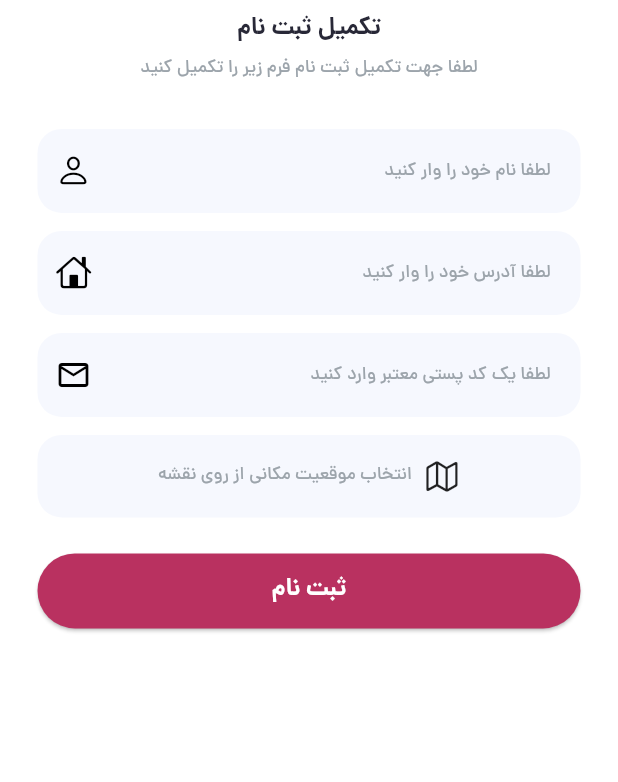
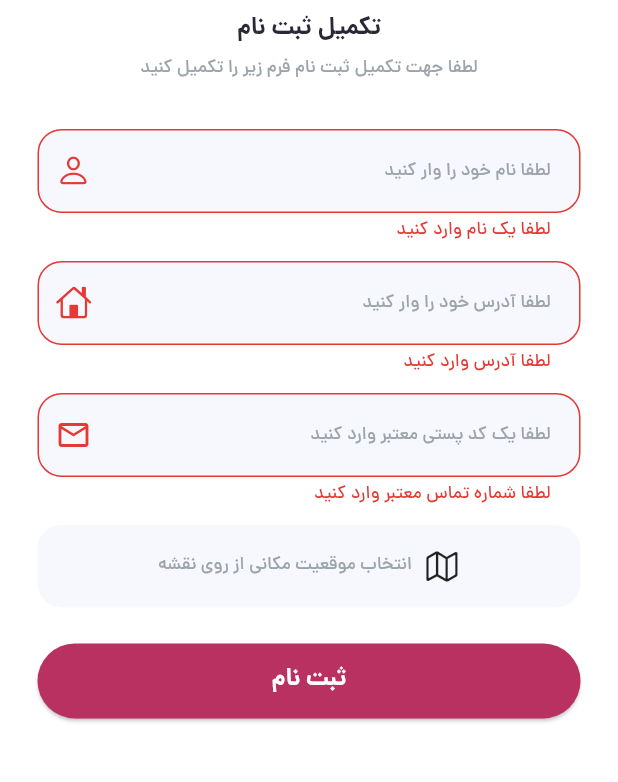
Before and after one commit to mohammad-dehghanifard/FlutterWatchStore, a Flutter app: the screen it shows after launch, after a tap on "ثبت نام", on a phone screen of 412 x 824 dp, the part 151-933 px from its top. Run offline on Flutter 3.47's test engine with Material 3 defaults, Android fonts, the phone set to English and light mode, and no system bars; our stand-ins replace bloc, dio, equatable, flutter_bloc, flutter_map, flutter_svg and 7 more; generated files the repository leaves out were written again; network calls fail.

Commit message:
impl validate register forms

```diff
--- a/lib/core/widgets/watch_text_field.dart
+++ b/lib/core/widgets/watch_text_field.dart
@@ -30,6 +30,14 @@ class WatchTextField extends StatelessWidget {
           borderSide: BorderSide.none,
           borderRadius: BorderRadius.circular(16)
         ),
+        errorBorder: OutlineInputBorder(
+            borderSide: BorderSide(color: Theme.of(context).colorScheme.error),
+            borderRadius: BorderRadius.circular(16)
+        ),
+        focusedErrorBorder: OutlineInputBorder(
+            borderSide: BorderSide(color: Theme.of(context).colorScheme.error),
+            borderRadius: BorderRadius.circular(16)
+        ),
         focusedBorder: OutlineInputBorder(
           borderSide: BorderSide(color:Theme.of(context).colorScheme.primary ),
           borderRadius: BorderRadius.circular(16)
--- a/lib/features/auth/presentation/forms/register_forms.dart
+++ b/lib/features/auth/presentation/forms/register_forms.dart
@@ -22,7 +22,7 @@ class RegisterForms {
     return null;
   }
 
-  String? validatePhone(String? value) {
+  String? validatePostalCode(String? value) {
     if (value == null || value.isEmpty) {
       return "لطفا شماره تماس معتبر وارد کنید";
     } else if(value.length < 10) {
--- a/lib/features/auth/presentation/pages/register_page.dart
+++ b/lib/features/auth/presentation/pages/register_page.dart
@@ -42,20 +42,33 @@ class RegisterScreen extends StatelessWidget {
                     Text("لطفا جهت تکمیل ثبت نام فرم زیر را تکمیل کنید",
                         style: textTheme.bodySmall),
                     32.0.height,
-                    const WatchTextField(
+                     // forms
+                     Form(
+                       key: registerForm.formKey,
+                         child: Column(
+                           children: [
+                             WatchTextField(
+                               controller: registerForm.nameTxt,
+                               validator: registerForm.validateName,
                                hintText: "لطفا نام خود را وار کنید",
                                icon: CupertinoIcons.person,
                              ),
                              12.0.height,
-                    const WatchTextField(
+                             WatchTextField(
+                               controller: registerForm.addressTxt,
+                               validator: registerForm.validateAddress,
                                hintText: "لطفا آدرس خود را وار کنید",
                                icon: CupertinoIcons.home,
                              ),
-
                              12.0.height,
-                    const WatchTextField(
+                             WatchTextField(
+                               controller: registerForm.postalCodeTxt,
+                               validator: registerForm.validatePostalCode,
                                hintText: "لطفا یک کد پستی معتبر وارد کنید",
                                icon: Icons.local_post_office_outlined,
+                             ),
+                           ],
+                         )
                      ),
                     12.0.height,
                     // get location in map
@@ -81,13 +94,16 @@ class RegisterScreen extends StatelessWidget {
                         return WatchMainButton(
                           title: "ثبت نام",
                           onTap: () {
+                            if(registerForm.formKey.currentState!.validate()){
                               final RegisterRequest request = RegisterRequest(
                                   phone: "09351592323",
-                              name: "",
-                              address: "",
+                                  name: registerForm.nameTxt.text,
+                                  address: registerForm.addressTxt.text,
+                                  postalCod: int.parse(registerForm.postalCodeTxt.text),
                                   lat: lat,
                                   lng : lng
                               );
+                            }
                           },
                         );
                       },
```
Lines whose indentation alone changed are shown as unchanged.
